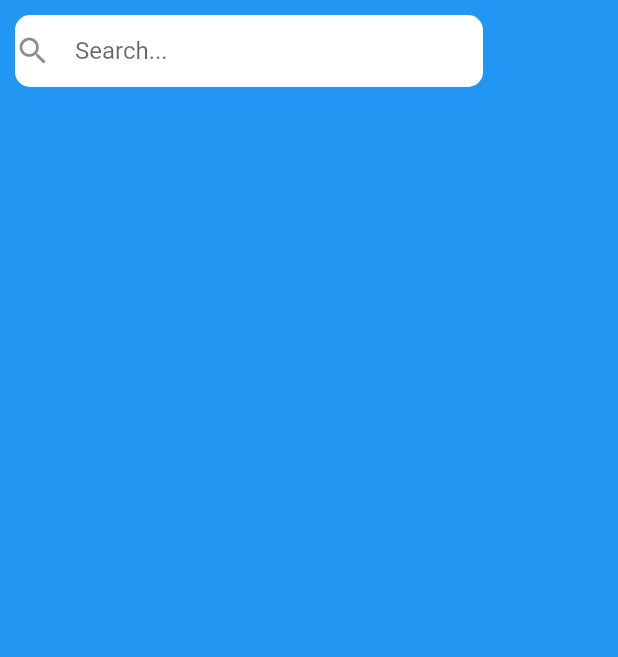
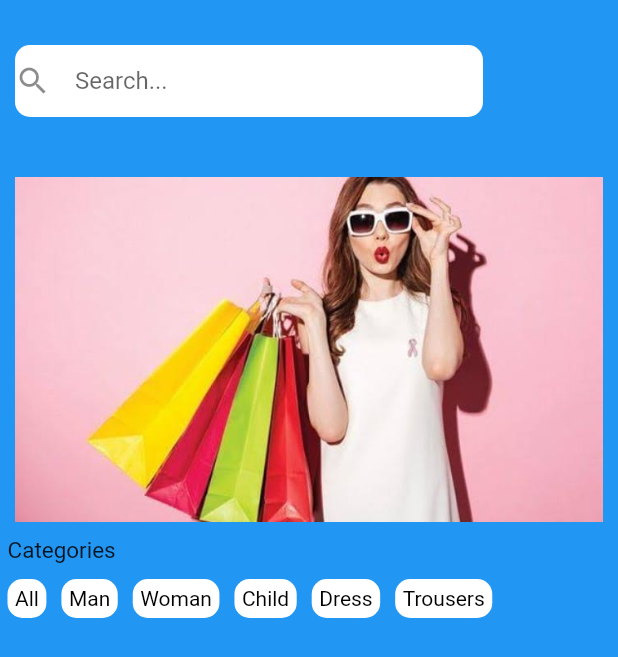
Before and after one commit to irdaislakhuafa/joki_ecommerce, a Flutter app: the Home screen opened directly, on a phone screen of 412 x 824 dp. Shown: the top 657 px of the screen. Run offline on Flutter 3.47's test engine with Material 2 defaults, Android fonts, the light colour scheme and no system bars; our stand-ins replace splashscreen.

Commit message:
add categories

```diff
--- a/lib/view/home.dart
+++ b/lib/view/home.dart
@@ -9,23 +9,78 @@ class Home extends StatefulWidget {
 class _HomeState extends State<Home> {
   @override
   Widget build(BuildContext context) {
+    List<String> categoryNames = [
+      "All",
+      "Man",
+      "Woman",
+      "Child",
+      "Dress",
+      "Trousers",
+    ];
+
+    List<Widget> categories = [];
+    categoryNames.forEach((v) {
+      categories.add(Container(
+        decoration: BoxDecoration(
+          color: Colors.white,
+          borderRadius: BorderRadius.circular(10),
+        ),
+        margin: EdgeInsets.only(left: 5, right: 5),
+        padding: EdgeInsets.only(left: 5, right: 5, top: 5, bottom: 5),
+        child: Text(
+          v,
+          style: TextStyle(
+            color: Colors.black,
+          ),
+        ),
+      ));
+    });
+
+    List<Widget> items = [
+      // search bar
+      Container(
+        margin: EdgeInsets.only(right: 80, bottom: 30, top: 20),
+        child: SearchBar(),
+      ),
+
+      // ads cards
+      Container(
+        margin: EdgeInsets.only(left: 10, right: 10),
+        child: Container(
+          decoration: BoxDecoration(
+            image: DecorationImage(
+              fit: BoxFit.cover,
+              image: AssetImage("assets/images/ads.jpeg"),
+            ),
+          ),
+          height: 230,
+        ),
+      ),
+
+      // categories
+      Container(
+        margin: EdgeInsets.only(left: 5, right: 10, top: 10, bottom: 5),
+        child: Text(
+          "Categories",
+          style: TextStyle(
+            fontSize: 15,
+          ),
+        ),
+      ),
+      Container(
+        margin: EdgeInsets.only(top: 5),
+        child: Row(
+          children: categories,
+        ),
+      )
+
+      // TODO: card products
+    ];
+
     return Scaffold(
       backgroundColor: Theme.of(context).primaryColor,
       body: ListView(
-        children: [
-          // search bar
-          Container(
-            margin: EdgeInsets.only(right: 80, bottom: 30),
-            child: SearchBar(),
-          ),
-
-          // TODO: ads cards
-          Container(
-            child: Card(),
-          ),
-          // TODO: categories
-          // TODO: card products
-        ],
+        children: items,
       ),
     );
   }
--- a/lib/view/splash_screen.dart
+++ b/lib/view/splash_screen.dart
@@ -10,14 +10,18 @@ class SplashScreen extends StatefulWidget {
 class _SplashScreenState extends State<SplashScreen> {
   @override
   Widget build(BuildContext context) {
-    return sc.SplashScreen(
-      seconds: 5,
-      backgroundColor: Theme.of(context).primaryColor,
-      photoSize: 120.0,
-      // TODO: round image or remove background
-      image: Image.asset("assets/images/splash_screen_logo.png"),
-      loaderColor: Colors.white,
-      navigateAfterSeconds: Login(),
+    return GestureDetector(
+      child: sc.SplashScreen(
+        seconds: 5,
+        backgroundColor: Theme.of(context).primaryColor,
+        photoSize: 120.0,
+        image: Image.asset("assets/images/splash_screen_logo.png"),
+        loaderColor: Colors.white,
+      ),
+      onTap: () {
+        Navigator.of(context)
+            .push(MaterialPageRoute(builder: (context) => Login()));
+      },
     );
   }
 }
```
Also changed, not shown: assets/images/ads.jpeg (added).
